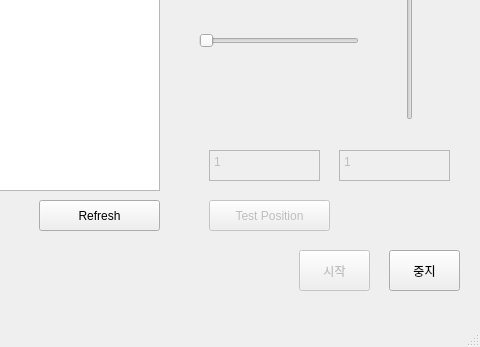
This is ui/main_v1.0.ui in lazyduo/win-click-macro as Qt 5 draws it before an edit; both pictures show x 201 to 681 and y 250 to 597 of the 681 by 597 pixel window. The edited form follows.
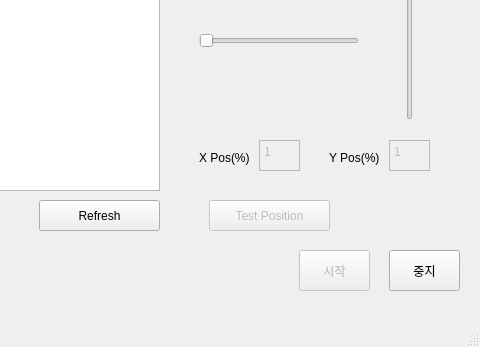
This is the edited form.

The edit to the form file:
```diff
--- a/ui/main_v1.0.ui
+++ b/ui/main_v1.0.ui
@@ -180,9 +180,9 @@
     </property>
     <property name="geometry">
      <rect>
-      <x>410</x>
-      <y>400</y>
-      <width>111</width>
+      <x>460</x>
+      <y>390</y>
+      <width>41</width>
       <height>31</height>
      </rect>
     </property>
@@ -200,9 +200,9 @@
     </property>
     <property name="geometry">
      <rect>
-      <x>540</x>
-      <y>400</y>
-      <width>111</width>
+      <x>590</x>
+      <y>390</y>
+      <width>41</width>
       <height>31</height>
      </rect>
     </property>
@@ -256,6 +256,32 @@
      <string>Test Position</string>
     </property>
    </widget>
+   <widget class="QLabel" name="label_3">
+    <property name="geometry">
+     <rect>
+      <x>400</x>
+      <y>400</y>
+      <width>61</width>
+      <height>16</height>
+     </rect>
+    </property>
+    <property name="text">
+     <string>X Pos(%)</string>
+    </property>
+   </widget>
+   <widget class="QLabel" name="label_4">
+    <property name="geometry">
+     <rect>
+      <x>530</x>
+      <y>400</y>
+      <width>61</width>
+      <height>16</height>
+     </rect>
+    </property>
+    <property name="text">
+     <string>Y Pos(%)</string>
+    </property>
+   </widget>
   </widget>
   <widget class="QMenuBar" name="menubar">
    <property name="geometry">
```
